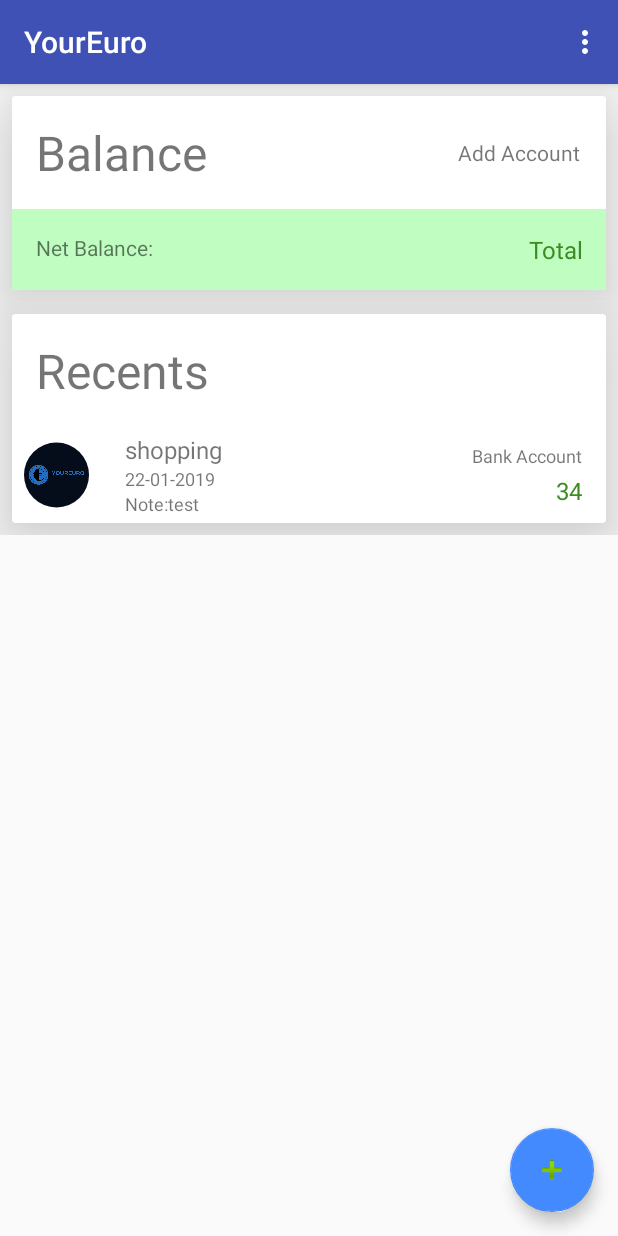
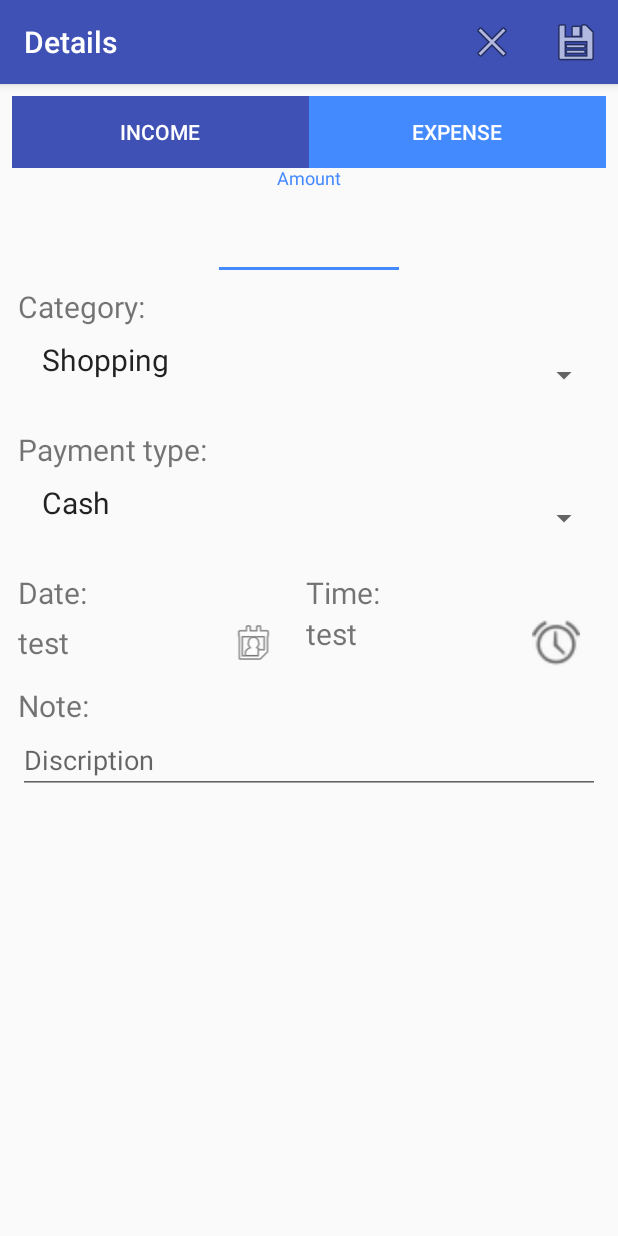
Before and after one commit to kartikprabhu20/YourEuro, an Android app: the screen it shows after launch (MainActivity before the commit, DetailActivity after it), after a tap on an icon or button, on a phone screen of 412 x 824 dp. Run offline under Robolectric (Android 15) with nearby library versions, the phone set to English and light mode, and no system bars; our stand-ins replace ButterKnife; plain views replace CircularImageView.

Commit message:
# added detail activity, removed accounts

```diff
--- a/YourEuro/app/src/main/AndroidManifest.xml
+++ b/YourEuro/app/src/main/AndroidManifest.xml
@@ -22,6 +22,12 @@
                 <category android:name="android.intent.category.LAUNCHER" />
             </intent-filter>
         </activity>
+
+        <activity
+            android:name=".DetailActivity"
+            android:label="@string/details"
+            android:theme="@style/AppTheme.NoActionBar">
+        </activity>
     </application>
 
 </manifest>
--- /dev/null
+++ b/YourEuro/app/src/main/java/com/artexceptionals/youreuro/DetailActivity.java
@@ -0,0 +1,69 @@
+package com.artexceptionals.youreuro;
+
+import android.os.Bundle;
+import android.support.v7.app.AppCompatActivity;
+import android.support.v7.widget.Toolbar;
+import android.view.Menu;
+import android.view.MenuItem;
+import android.widget.ArrayAdapter;
+import android.widget.Spinner;
+
+import butterknife.BindView;
+import butterknife.ButterKnife;
+
+public class DetailActivity extends AppCompatActivity {
+
+    @BindView(R.id.category_spinner)
+    Spinner categorySpinner;
+
+    @BindView(R.id.paymenttype_spinner)
+    Spinner paymentTypeSpinner;
+
+    @Override
+    protected void onCreate(Bundle savedInstanceState) {
+        super.onCreate(savedInstanceState);
+        setContentView(R.layout.activity_detail);
+        ButterKnife.bind(this);
+
+        Toolbar toolbar = findViewById(R.id.detail_toolbar);
+        setSupportActionBar(toolbar);
+
+
+        ArrayAdapter<CharSequence> paymentTypesAdapter = ArrayAdapter.createFromResource(this,
+                R.array.paymenttypes_array, R.layout.spinner_item);
+        paymentTypesAdapter.setDropDownViewResource(android.R.layout.simple_spinner_dropdown_item);
+        paymentTypeSpinner.setAdapter(paymentTypesAdapter);
+
+        ArrayAdapter<CharSequence> categoryTypesAdapter = ArrayAdapter.createFromResource(this,
+                R.array.category_array, R.layout.spinner_item);
+        categoryTypesAdapter.setDropDownViewResource(android.R.layout.simple_spinner_dropdown_item);
+        categorySpinner.setAdapter(categoryTypesAdapter);
+
+
+    }
+
+    @Override
+    public boolean onCreateOptionsMenu(Menu menu) {
+        // Inflate the menu; this adds items to the action bar if it is present.
+        getMenuInflater().inflate(R.menu.menu_details, menu);
+        return true;
+    }
+
+    @Override
+    public boolean onOptionsItemSelected(MenuItem item) {
+        // Handle action bar item clicks here. The action bar will
+        // automatically handle clicks on the Home/Up button, so long
+        // as you specify a parent activity in AndroidManifest.xml.
+        int id = item.getItemId();
+
+        //noinspection SimplifiableIfStatement
+        if (id == R.id.details_ok) {
+
+            return true;
+        }else if (id == R.id.detail_toolbar) {
+            return true;
+        }
+
+        return super.onOptionsItemSelected(item);
+    }
+}
--- a/YourEuro/app/src/main/java/com/artexceptionals/youreuro/MainActivity.java
+++ b/YourEuro/app/src/main/java/com/artexceptionals/youreuro/MainActivity.java
@@ -1,8 +1,10 @@
 package com.artexceptionals.youreuro;
 
+import android.content.Intent;
 import android.os.Bundle;
+import android.support.annotation.NonNull;
+import android.support.design.widget.BottomNavigationView;
 import android.support.design.widget.FloatingActionButton;
-import android.support.design.widget.Snackbar;
 import android.support.v7.app.AppCompatActivity;
 import android.support.v7.widget.LinearLayoutManager;
 import android.support.v7.widget.RecyclerView;
@@ -11,9 +13,6 @@ import android.view.View;
 import android.view.Menu;
 import android.view.MenuItem;
 
-import com.artexceptionals.youreuro.adapter.AccountAdapter;
-import com.artexceptionals.youreuro.adapter.CashRecordAdapter;
-import com.artexceptionals.youreuro.model.Account;
 import com.artexceptionals.youreuro.model.CashRecord;
 import com.artexceptionals.youreuro.model.Category;
 import com.artexceptionals.youreuro.model.Constants;
@@ -25,11 +24,7 @@ public class MainActivity extends AppCompatActivity {
 
     @BindView(R.id.recent_history_rv)
     RecyclerView mRecentsRecyclerView;
-    @BindView(R.id.account_balance_rv)
-    RecyclerView mAccountsRecyclerView;
 
-    private CashRecordAdapter mCashRecordAdapter;
-    private AccountAdapter mAccountAdapter;
     private MoneyControlManager moneyControlManager;
 
     @Override
@@ -41,14 +36,9 @@ public class MainActivity extends AppCompatActivity {
         Toolbar toolbar = findViewById(R.id.toolbar);
         setSupportActionBar(toolbar);
 
-        mAccountAdapter = new AccountAdapter();
-        mAccountsRecyclerView.setLayoutManager(new LinearLayoutManager(this));
-        mAccountsRecyclerView.setAdapter(mAccountAdapter);
-
-        mCashRecordAdapter = new CashRecordAdapter();
+        moneyControlManager =  MoneyControlManager.getInstance();
         mRecentsRecyclerView.setLayoutManager(new LinearLayoutManager(this));
-        mRecentsRecyclerView.setAdapter(mCashRecordAdapter);
-        moneyControlManager =  MoneyControlManager.getInstance(mCashRecordAdapter, mAccountAdapter);
+        mRecentsRecyclerView.setAdapter(moneyControlManager.getCashRecordAdapter());
 
         FloatingActionButton fab = findViewById(R.id.fab);
         fab.setOnClickListener(new View.OnClickListener() {
@@ -56,8 +46,10 @@ public class MainActivity extends AppCompatActivity {
             public void onClick(View view) {
                 moneyControlManager.addCashRecord(new CashRecord("test","22-01-2019", "34",
                         Constants.CurrencyType.EURO, Constants.CashRecordType.INCOME, Constants.PaymentType.BANK_ACCOUNT,
-                        new Category("shopping", "test"), new Account("account1", "25.5")));
+                        new Category("shopping", "test"), "time"));
 
+
+                startActivity(new Intent(getApplication(), DetailActivity.class));
 //                Snackbar.make(view, "Replace with your own action", Snackbar.LENGTH_LONG)
 //                        .setAction("Action", null).show();
             }
@@ -86,8 +78,4 @@ public class MainActivity extends AppCompatActivity {
         return super.onOptionsItemSelected(item);
     }
 
-    public void addAccount(View view){
-        moneyControlManager.addAccount(new Account("account1", "25.5"));
-
-    }
 }
--- a/YourEuro/app/src/main/java/com/artexceptionals/youreuro/MoneyControlManager.java
+++ b/YourEuro/app/src/main/java/com/artexceptionals/youreuro/MoneyControlManager.java
@@ -1,23 +1,21 @@
 package com.artexceptionals.youreuro;
 
-import com.artexceptionals.youreuro.adapter.AccountAdapter;
+import android.support.v7.widget.RecyclerView;
+
 import com.artexceptionals.youreuro.adapter.CashRecordAdapter;
-import com.artexceptionals.youreuro.model.Account;
 import com.artexceptionals.youreuro.model.CashRecord;
 
 public class MoneyControlManager {
     private static MoneyControlManager instance;
     private CashRecordAdapter cashRecordAdapter;
-    private AccountAdapter accountAdapter;
 
-    public MoneyControlManager(CashRecordAdapter cashRecordAdapter, AccountAdapter accountAdapter) {
+    public MoneyControlManager(CashRecordAdapter cashRecordAdapter) {
         this.cashRecordAdapter = cashRecordAdapter;
-        this.accountAdapter = accountAdapter;
     }
 
-    public static MoneyControlManager getInstance(CashRecordAdapter cashRecordAdapter, AccountAdapter accountAdapter) {
+    public static MoneyControlManager getInstance() {
         if (instance == null)
-            instance = new MoneyControlManager(cashRecordAdapter, accountAdapter);
+            instance = new MoneyControlManager(new CashRecordAdapter());
 
         return instance;
     }
@@ -27,7 +25,8 @@ public class MoneyControlManager {
         cashRecordAdapter.addCashRecord(cashRecord);
     }
 
-    public void addAccount(Account account) {
-        accountAdapter.addAccount(account);
+    public RecyclerView.Adapter getCashRecordAdapter() {
+        return cashRecordAdapter;
     }
+
 }
--- a/YourEuro/app/src/main/java/com/artexceptionals/youreuro/model/CashRecord.java
+++ b/YourEuro/app/src/main/java/com/artexceptionals/youreuro/model/CashRecord.java
@@ -2,7 +2,7 @@ package com.artexceptionals.youreuro.model;
 
 public class CashRecord {
 
-    String notes,date,amount ;
+    String notes,date,amount, time ;
 
     @Constants.CurrencyType.Values
     String currency;
@@ -14,11 +14,10 @@ public class CashRecord {
     String paymentType;
 
     Category category;
-    Account account;
 
     public CashRecord(String notes, String date, String amount,
                       String currency, String cashRecordType, String paymentType,
-                      Category category, Account account) {
+                      Category category, String time) {
         this.notes = notes;
         this.date = date;
         this.amount = amount;
@@ -26,7 +25,7 @@ public class CashRecord {
         this.cashRecordType = cashRecordType;
         this.paymentType = paymentType;
         this.category = category;
-        this.account = account;
+        this.time = time;
     }
 
     public String getAmount() {
@@ -35,14 +34,6 @@ public class CashRecord {
 
     public void setAmount(String amount) {
         this.amount = amount;
-    }
-
-    public Account getAccount() {
-        return account;
-    }
-
-    public void setAccount(Account account) {
-        this.account = account;
     }
 
     public java.lang.String getNotes() {
--- /dev/null
+++ b/YourEuro/app/src/main/res/layout/activity_detail.xml
@@ -0,0 +1,256 @@
+<?xml version="1.0" encoding="utf-8"?>
+<android.support.design.widget.CoordinatorLayout
+    xmlns:android="http://schemas.android.com/apk/res/android"
+    xmlns:app="http://schemas.android.com/apk/res-auto"
+    xmlns:tools="http://schemas.android.com/tools"
+    android:layout_width="match_parent"
+    android:layout_height="match_parent"
+    tools:context=".DetailActivity">
+
+    <android.support.design.widget.AppBarLayout
+        android:layout_width="match_parent"
+        android:layout_height="wrap_content"
+        android:theme="@style/AppTheme.AppBarOverlay">
+
+        <android.support.v7.widget.Toolbar
+            android:id="@+id/detail_toolbar"
+            android:layout_width="match_parent"
+            android:layout_height="?attr/actionBarSize"
+            android:background="?attr/colorPrimary"
+            app:popupTheme="@style/AppTheme.PopupOverlay" />
+
+    </android.support.design.widget.AppBarLayout>
+
+    <!--<include layout="@layout/content_detail" />-->
+
+    <ScrollView
+        android:layout_width="match_parent"
+        android:layout_height="wrap_content"
+        android:orientation="vertical"
+        android:layout_marginTop="?attr/actionBarSize">
+
+        <LinearLayout
+            android:layout_width="match_parent"
+            android:layout_height="wrap_content"
+            android:orientation="vertical"
+            android:padding="@dimen/unit2">
+
+            <LinearLayout
+                android:layout_width="match_parent"
+                android:layout_height="wrap_content"
+                android:layout_gravity="center_horizontal"
+                android:orientation="horizontal"
+                android:weightSum="2">
+
+                <ToggleButton
+                    android:id="@+id/togglebutton_income"
+                    android:layout_width="match_parent"
+                    android:layout_height="wrap_content"
+                    android:layout_gravity="center_horizontal"
+                    android:layout_weight="1"
+                    android:background="@color/colorPrimary"
+                    android:checked="false"
+                    android:textColor="@color/white"
+                    android:textOff="@string/income"
+                    android:textOn="@string/income" />
+
+                <ToggleButton
+                    android:id="@+id/togglebutton_expense"
+                    android:layout_width="match_parent"
+                    android:layout_height="wrap_content"
+                    android:layout_gravity="center_horizontal"
+                    android:layout_weight="1"
+                    android:background="@color/colorAccent"
+                    android:checked="true"
+                    android:textColor="@color/white"
+                    android:textOff="@string/expense"
+                    android:textOn="@string/expense" />
+            </LinearLayout>
+
+            <LinearLayout
+                android:layout_width="match_parent"
+                android:layout_height="wrap_content"
+                android:orientation="horizontal">
+
+
+                <android.support.design.widget.TextInputLayout
+                    android:id="@+id/amount_textinputlayout"
+                    android:layout_width="match_parent"
+                    android:layout_height="wrap_content"
+                    android:gravity="center">
+
+                    <EditText
+                        android:id="@+id/amount_et"
+                        android:layout_width="@dimen/unit6"
+                        android:layout_height="wrap_content"
+                        android:gravity="center"
+                        android:hint="@string/amount"
+                        android:textSize="@dimen/unit4"/>
+                </android.support.design.widget.TextInputLayout>
+
+                <TextView
+                    android:layout_width="wrap_content"
+                    android:layout_height="wrap_content" />
+
+
+            </LinearLayout>
+
+
+            <LinearLayout
+                android:layout_width="match_parent"
+                android:layout_height="wrap_content"
+                android:orientation="vertical"
+                android:padding="@dimen/unit1">
+
+                <TextView
+                    android:layout_width="wrap_content"
+                    android:layout_height="wrap_content"
+                    android:labelFor="@+id/category_spinner"
+                    android:text="@string/category"
+                    android:textSize="@dimen/unit3_5"
+                    android:paddingBottom="@dimen/unit1"/>
+
+                <Spinner
+                    style="@style/Widget.AppCompat.DropDownItem.Spinner"
+                    android:id="@+id/category_spinner"
+                    android:layout_width="fill_parent"
+                    android:layout_height="wrap_content"
+                    android:scrollbarSize="@dimen/unit4"
+                    android:padding="@dimen/unit1"/>
+
+            </LinearLayout>
+
+            <LinearLayout
+                android:layout_width="match_parent"
+                android:layout_height="wrap_content"
+                android:orientation="vertical"
+                android:padding="@dimen/unit1">
+
+                <TextView
+                    android:layout_width="wrap_content"
+                    android:layout_height="wrap_content"
+                    android:labelFor="@+id/paymenttype_spinner"
+                    android:text="@string/paymenttype"
+                    android:textSize="@dimen/unit3_5"
+                    android:paddingBottom="@dimen/unit1"/>
+
+                <Spinner
+                    style="@style/Widget.AppCompat.DropDownItem.Spinner"
+                    android:id="@+id/paymenttype_spinner"
+                    android:layout_width="fill_parent"
+                    android:layout_height="wrap_content"
+                    android:scrollbarSize="@dimen/unit4"
+                    android:padding="@dimen/unit1"/>
+
+            </LinearLayout>
+
+            <LinearLayout
+                android:layout_width="match_parent"
+                android:layout_height="wrap_content"
+                android:orientation="horizontal"
+                android:padding="@dimen/unit1"
+                android:weightSum="2">
+
+                <LinearLayout
+                    android:layout_width="wrap_content"
+                    android:layout_height="wrap_content"
+                    android:layout_weight="1"
+                    android:orientation="vertical">
+
+                    <TextView
+                        android:layout_width="wrap_content"
+                        android:layout_height="wrap_content"
+                        android:text="@string/date"
+                        android:textSize="@dimen/unit3_5" />
+
+                    <LinearLayout
+                        android:layout_width="match_parent"
+                        android:layout_height="wrap_content"
+                        android:orientation="horizontal"
+                        android:weightSum="4">
+
+                        <TextView
+                            android:layout_width="wrap_content"
+                            android:layout_height="wrap_content"
+                            android:textSize="@dimen/unit3_5"
+                            android:id="@+id/date_display"
+                            android:text="test"
+                            android:layout_weight="3"
+                            android:layout_gravity="center"/>
+
+                        <ImageView
+                            android:layout_weight="1"
+                            android:id="@+id/calendar_iv"
+                            android:layout_width="wrap_content"
+                            android:layout_height="wrap_content"
+                            android:padding="@dimen/unit1"
+                            android:src="@android:drawable/ic_menu_my_calendar"/>
+
+                    </LinearLayout>
+                </LinearLayout>
+
+                <LinearLayout
+                    android:layout_width="wrap_content"
+                    android:layout_height="match_parent"
+                    android:layout_weight="1"
+                    android:orientation="vertical">
+
+                    <TextView
+                        android:layout_width="wrap_content"
+                        android:layout_height="wrap_content"
+                        android:text="@string/time"
+                        android:textSize="@dimen/unit3_5" />
+
+                    <LinearLayout
+                        android:layout_width="match_parent"
+                        android:layout_height="match_parent"
+                        android:orientation="horizontal"
+                        android:weightSum="4">
+
+                        <TextView
+                            android:layout_width="wrap_content"
+                            android:layout_height="match_parent"
+                            android:textSize="@dimen/unit3_5"
+                            android:id="@+id/time_display"
+                            android:text="test"
+                            android:layout_weight="3"
+                            android:layout_gravity="center"/>
+
+                        <ImageView
+                            android:layout_weight="1"
+                            android:id="@+id/time_iv"
+                            android:layout_width="wrap_content"
+                            android:layout_height="match_parent"
+                            android:padding="@dimen/unit1"
+                            android:src="@android:drawable/ic_lock_idle_alarm"/>
+
+                    </LinearLayout>
+                </LinearLayout>
+            </LinearLayout>
+
+            <LinearLayout
+                android:layout_width="match_parent"
+                android:layout_height="wrap_content"
+                android:orientation="vertical"
+                android:padding="@dimen/unit1">
+
+                <TextView
+                    android:layout_width="wrap_content"
+                    android:layout_height="wrap_content"
+                    android:labelFor="@+id/amount_et"
+                    android:text="@string/note"
+                    android:textSize="@dimen/unit3_5" />
+
+                <EditText
+                    android:id="@+id/note_et"
+                    android:layout_width="match_parent"
+                    android:layout_height="wrap_content"
+                    android:hint="@string/description"
+                    android:singleLine="true" />
+            </LinearLayout>
+
+
+        </LinearLayout>
+    </ScrollView>
+
+</android.support.design.widget.CoordinatorLayout>
--- a/YourEuro/app/src/main/res/layout/activity_main.xml
+++ b/YourEuro/app/src/main/res/layout/activity_main.xml
@@ -1,5 +1,6 @@
 <?xml version="1.0" encoding="utf-8"?>
-<android.support.design.widget.CoordinatorLayout xmlns:android="http://schemas.android.com/apk/res/android"
+<android.support.design.widget.CoordinatorLayout
+    xmlns:android="http://schemas.android.com/apk/res/android"
     xmlns:app="http://schemas.android.com/apk/res-auto"
     xmlns:tools="http://schemas.android.com/tools"
     android:layout_width="match_parent"
--- a/YourEuro/app/src/main/res/layout/cardview_balance.xml
+++ b/YourEuro/app/src/main/res/layout/cardview_balance.xml
@@ -32,25 +32,9 @@
                 android:textSize="@dimen/unit4"
                 android:layout_weight="4"/>
 
-
-            <TextView
-                android:layout_width="wrap_content"
-                android:layout_height="wrap_content"
-                android:text="@string/add_account"
-                android:layout_weight="1"
-                android:layout_gravity="center_vertical"
-                android:textAlignment="center"
-                android:onClick="addAccount"
-                android:clickable="true" />
-
         </LinearLayout>
 
-        <android.support.v7.widget.RecyclerView
-            android:layout_width="match_parent"
-            android:layout_height="wrap_content"
-            android:id="@+id/account_balance_rv">
 
-        </android.support.v7.widget.RecyclerView>
 
         <LinearLayout
             android:layout_width="match_parent"
@@ -88,16 +72,6 @@
             android:gravity="center_horizontal"
             android:orientation="horizontal">
 
-            <!--<Button-->
-                <!--android:layout_width="wrap_content"-->
-                <!--android:layout_height="wrap_content"-->
-                <!--android:text="@string/add_account"-->
-                <!--android:id="@+id/btn_add_account"/>-->
-
-            <!--<Button-->
-                <!--android:layout_width="wrap_content"-->
-                <!--android:layout_height="wrap_content"-->
-                <!--android:text="@string/history" />-->
 
         </LinearLayout>
 
--- a/YourEuro/app/src/main/res/layout/content_main.xml
+++ b/YourEuro/app/src/main/res/layout/content_main.xml
@@ -1,5 +1,5 @@
 <?xml version="1.0" encoding="utf-8"?>
-<android.support.constraint.ConstraintLayout
+<FrameLayout
     xmlns:android="http://schemas.android.com/apk/res/android"
     xmlns:app="http://schemas.android.com/apk/res-auto"
     xmlns:tools="http://schemas.android.com/tools"
@@ -27,4 +27,4 @@
         </LinearLayout>
 
     </ScrollView>
-</android.support.constraint.ConstraintLayout>
+</FrameLayout>
--- /dev/null
+++ b/YourEuro/app/src/main/res/layout/spinner_item.xml
@@ -0,0 +1,10 @@
+<?xml version="1.0" encoding="utf-8"?>
+<TextView xmlns:android="http://schemas.android.com/apk/res/android"
+    android:id="@android:id/text1"
+    style="?android:attr/spinnerItemStyle"
+    android:singleLine="true"
+    android:layout_width="match_parent"
+    android:layout_height="@dimen/unit4_5"
+    android:ellipsize="marquee"
+    android:textSize="@dimen/unit3_5"
+    android:textAlignment="inherit" />
--- /dev/null
+++ b/YourEuro/app/src/main/res/menu/menu_details.xml
@@ -0,0 +1,19 @@
+<menu xmlns:android="http://schemas.android.com/apk/res/android"
+    xmlns:app="http://schemas.android.com/apk/res-auto"
+    xmlns:tools="http://schemas.android.com/tools"
+    tools:context="com.artexceptionals.youreuro.DetailActivity">
+
+    <item
+        android:id="@+id/details_cancel"
+        android:orderInCategory="100"
+        android:title="@string/cancel"
+        app:showAsAction="always"
+        android:icon="@android:drawable/ic_menu_close_clear_cancel"/>
+
+    <item
+        android:id="@+id/details_ok"
+        android:orderInCategory="100"
+        android:title="@string/save"
+        app:showAsAction="always"
+        android:icon="@android:drawable/ic_menu_save"/>
+</menu>
--- a/YourEuro/app/src/main/res/values/colors.xml
+++ b/YourEuro/app/src/main/res/values/colors.xml
@@ -8,6 +8,9 @@
     <color name="red">#FF5252</color>
 
     <color name="highlight_green">#BFFDC1</color>
+    <color name="white">#FFFF</color>
 
+    <color name="grey">#DDDDDD</color>
+    <color name="black">#000</color>
 
 </resources>
--- a/YourEuro/app/src/main/res/values/dimens.xml
+++ b/YourEuro/app/src/main/res/values/dimens.xml
@@ -6,6 +6,7 @@
     <dimen name="unit3">16dp</dimen>
     <dimen name="unit3_5">20dp</dimen>
     <dimen name="unit4">32dp</dimen>
+    <dimen name="unit4_5">48dp</dimen>
     <dimen name="unit5">64dp</dimen>
     <dimen name="unit6">128dp</dimen>
 
--- a/YourEuro/app/src/main/res/values/strings.xml
+++ b/YourEuro/app/src/main/res/values/strings.xml
@@ -8,4 +8,36 @@
     <string name="recents">Recents</string>
     <string name="note">Note:</string>
     <string name="net_balance">Net Balance:</string>
+    <string name="income">INCOME</string>
+    <string name="expense">EXPENSE</string>
+    <string name="amount">Amount</string>
+    <string name="details">Details</string>
+    <string name="optional">*optional</string>
+    <string name="description">Discription</string>
+    <string name="category">Category:</string>
+    <string name="paymenttype">Payment type:</string>
+    <string name="date">Date:</string>
+    <string name="time">Time:</string>
+    <string name="save">Save</string>
+    <string name="cancel">Cancel</string>
+
+    <string-array name="paymenttypes_array">
+        <item>Cash</item>
+        <item>Credit card</item>
+        <item>Debit card</item>
+        <item>Bank account</item>
+        <item>Voucher</item>
+    </string-array>
+
+    <string-array name="category_array">
+        <item>Shopping</item>
+        <item>Communication</item>
+        <item>Education</item>
+        <item>Entertainment</item>
+        <item>Holiday</item>
+        <item>Transportation</item>
+        <item>Media</item>
+        <item>Food</item>
+    </string-array>
+
 </resources>
```
Also changed, not shown: 1 other file.
